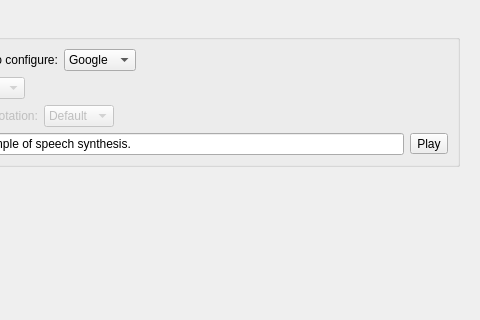
Old version of the form src/settingsdialog.ui in the repository crow-translate/crow-translate; both pictures show x 320 to 800 and y 0 to 320 of the 800 by 552 pixel window.
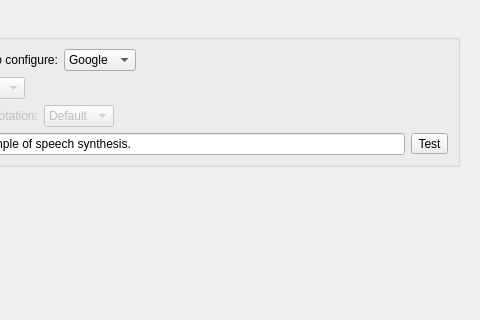
New version of the form. The open tabs and pages were chosen to show the change. Icons and pictures are not drawn.

Diff of the .ui file:
```diff
--- a/src/settingsdialog.ui
+++ b/src/settingsdialog.ui
@@ -960,7 +960,7 @@
              <item>
               <widget class="QToolButton" name="testSpeechButton">
                <property name="text">
-                <string>Play</string>
+                <string>Test</string>
                </property>
                <property name="icon">
                 <iconset theme="media-playback-start">
```
Left out of the diff: 17 changed lines with no effect on the pictures.
